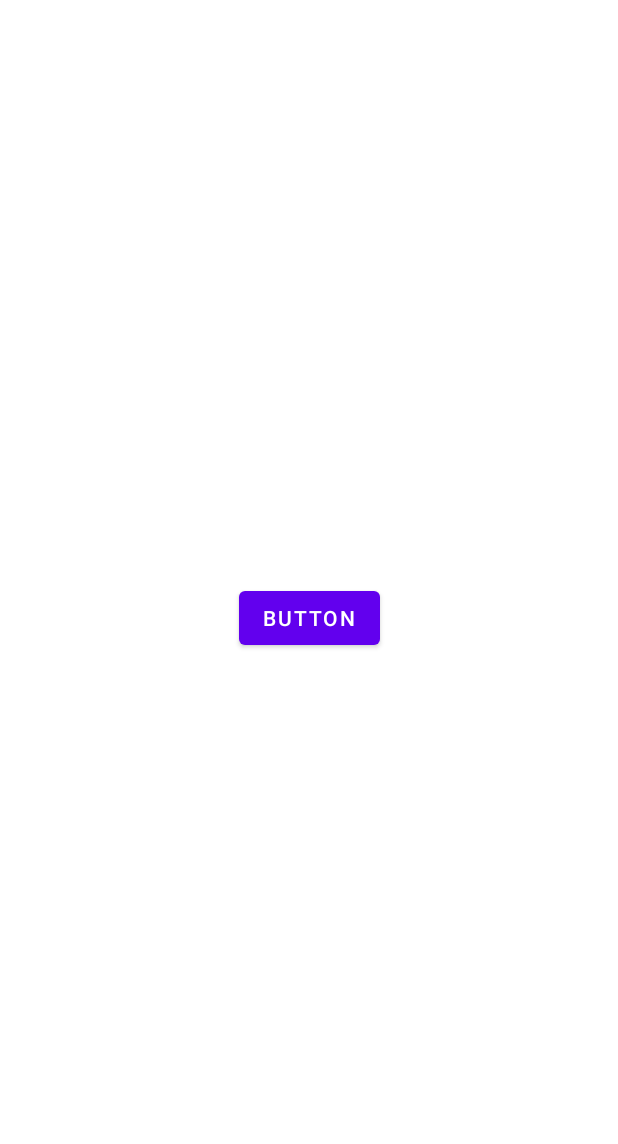
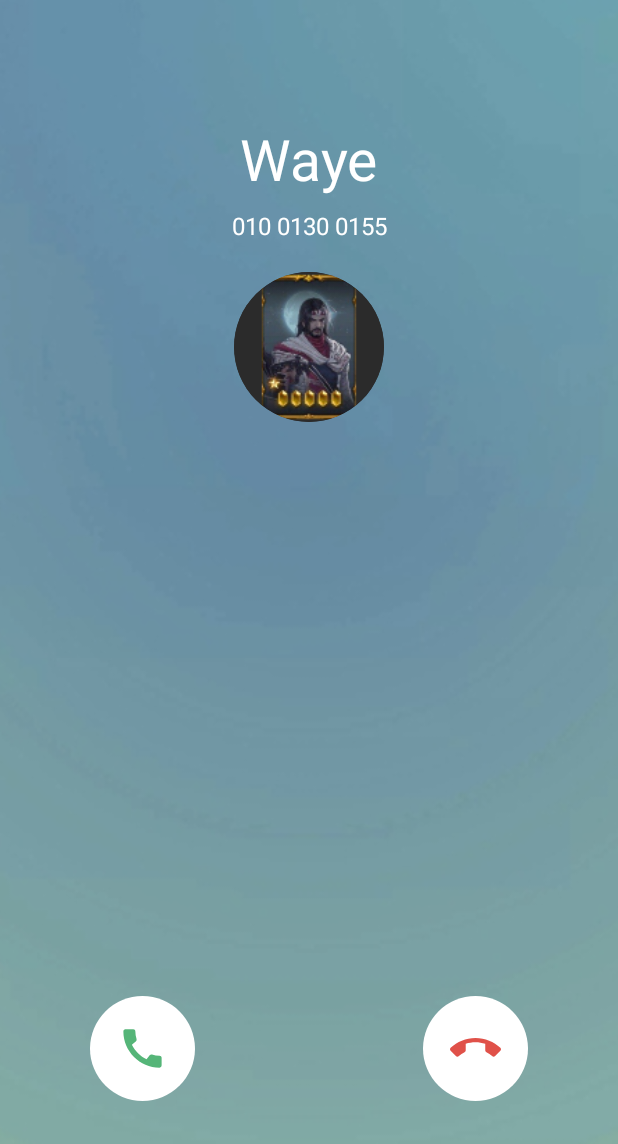
Before and after one commit to DevJaewoo/its-my-waye, an Android app: the FullscreenAlarmActivity screen opened directly, with no data from a screen before it, on a phone screen of 412 x 824 dp. Shown: the top 1144 px of the screen. Run offline under Robolectric (Android 15) with nearby library versions, the phone set to English and light mode, and no system bars.

Commit message:
전체화면 알람 UI 구현

```diff
--- a/app/src/main/java/com/devjaewoo/itsmywaye/FullscreenAlarmActivity.kt
+++ b/app/src/main/java/com/devjaewoo/itsmywaye/FullscreenAlarmActivity.kt
@@ -24,7 +24,13 @@ class FullscreenAlarmActivity : AppCompatActivity() {
             setTurnScreenOn(true)
         }
 
-        binding.button.setOnClickListener {
+        binding.ivLogo.clipToOutline = true
+
+        binding.ibCallOk.setOnClickListener {
+            finish()
+        }
+
+        binding.ibCallCancel.setOnClickListener {
             finish()
         }
 
--- /dev/null
+++ b/app/src/main/res/drawable/circle.xml
@@ -0,0 +1,8 @@
+<?xml version="1.0" encoding="utf-8"?>
+<selector xmlns:android="http://schemas.android.com/apk/res/android">
+    <item>
+        <shape android:shape="oval">
+            <solid android:color="@color/white"/>
+        </shape>
+    </item>
+</selector>
--- /dev/null
+++ b/app/src/main/res/drawable/ic_baseline_call_24.xml
@@ -0,0 +1,5 @@
+<vector android:height="24dp" android:tint="#000000"
+    android:viewportHeight="24" android:viewportWidth="24"
+    android:width="24dp" xmlns:android="http://schemas.android.com/apk/res/android">
+    <path android:fillColor="@android:color/white" android:pathData="M20.01,15.38c-1.23,0 -2.42,-0.2 -3.53,-0.56 -0.35,-0.12 -0.74,-0.03 -1.01,0.24l-1.57,1.97c-2.83,-1.35 -5.48,-3.9 -6.89,-6.83l1.95,-1.66c0.27,-0.28 0.35,-0.67 0.24,-1.02 -0.37,-1.11 -0.56,-2.3 -0.56,-3.53 0,-0.54 -0.45,-0.99 -0.99,-0.99H4.19C3.65,3 3,3.24 3,3.99 3,13.28 10.73,21 20.01,21c0.71,0 0.99,-0.63 0.99,-1.18v-3.45c0,-0.54 -0.45,-0.99 -0.99,-0.99z"/>
+</vector>
--- /dev/null
+++ b/app/src/main/res/drawable/ic_baseline_call_end_24.xml
@@ -0,0 +1,5 @@
+<vector android:height="24dp" android:tint="#000000"
+    android:viewportHeight="24" android:viewportWidth="24"
+    android:width="24dp" xmlns:android="http://schemas.android.com/apk/res/android">
+    <path android:fillColor="@android:color/white" android:pathData="M12,9c-1.6,0 -3.15,0.25 -4.6,0.72v3.1c0,0.39 -0.23,0.74 -0.56,0.9 -0.98,0.49 -1.87,1.12 -2.66,1.85 -0.18,0.18 -0.43,0.28 -0.7,0.28 -0.28,0 -0.53,-0.11 -0.71,-0.29L0.29,13.08c-0.18,-0.17 -0.29,-0.42 -0.29,-0.7 0,-0.28 0.11,-0.53 0.29,-0.71C3.34,8.78 7.46,7 12,7s8.66,1.78 11.71,4.67c0.18,0.18 0.29,0.43 0.29,0.71 0,0.28 -0.11,0.53 -0.29,0.71l-2.48,2.48c-0.18,0.18 -0.43,0.29 -0.71,0.29 -0.27,0 -0.52,-0.11 -0.7,-0.28 -0.79,-0.74 -1.69,-1.36 -2.67,-1.85 -0.33,-0.16 -0.56,-0.5 -0.56,-0.9v-3.1C15.15,9.25 13.6,9 12,9z"/>
+</vector>
--- a/app/src/main/res/layout/activity_fullscreen_alarm.xml
+++ b/app/src/main/res/layout/activity_fullscreen_alarm.xml
@@ -4,15 +4,78 @@
     xmlns:tools="http://schemas.android.com/tools"
     android:layout_width="match_parent"
     android:layout_height="match_parent"
+    android:background="@drawable/image_call_background"
     tools:context=".FullscreenAlarmActivity">
 
-    <Button
-        android:id="@+id/button"
+    <TextView
+        android:id="@+id/tv_item_name"
         android:layout_width="wrap_content"
         android:layout_height="wrap_content"
-        android:text="Button"
-        app:layout_constraintBottom_toBottomOf="parent"
+        android:layout_marginTop="80dp"
+        android:text="Waye"
+        android:textColor="@color/white"
+        android:textSize="38sp"
         app:layout_constraintEnd_toEndOf="parent"
         app:layout_constraintStart_toStartOf="parent"
         app:layout_constraintTop_toTopOf="parent" />
+
+    <TextView
+        android:id="@+id/tv_item_number"
+        android:layout_width="wrap_content"
+        android:layout_height="wrap_content"
+        android:layout_marginTop="8dp"
+        android:text="010 0130 0155"
+        android:textColor="@color/white"
+        android:textSize="16sp"
+        app:layout_constraintEnd_toEndOf="parent"
+        app:layout_constraintHorizontal_bias="0.501"
+        app:layout_constraintStart_toStartOf="parent"
+        app:layout_constraintTop_toBottomOf="@+id/tv_item_name" />
+
+    <ImageView
+        android:id="@+id/iv_logo"
+        android:layout_width="100dp"
+        android:layout_height="100dp"
+        android:layout_marginTop="20dp"
+        android:background="@drawable/circle"
+        android:backgroundTint="@color/lostark_gray"
+        android:contentDescription="@string/imageView_contentDescription"
+        android:scaleType="centerCrop"
+        app:layout_constraintEnd_toEndOf="parent"
+        app:layout_constraintStart_toStartOf="parent"
+        app:layout_constraintTop_toBottomOf="@+id/tv_item_number"
+        app:srcCompat="@mipmap/ic_launcher_icon"
+        tools:ignore="ImageContrastCheck" />
+
+    <ImageButton
+        android:id="@+id/ib_call_ok"
+        android:layout_width="70dp"
+        android:layout_height="70dp"
+        android:layout_marginStart="60dp"
+        android:layout_marginBottom="90dp"
+        android:background="@drawable/circle"
+        android:padding="18dp"
+        android:scaleType="centerCrop"
+        app:layout_constraintBottom_toBottomOf="parent"
+        app:layout_constraintStart_toStartOf="parent"
+        app:srcCompat="@drawable/ic_baseline_call_24"
+        app:tint="#55B578"
+        tools:ignore="SpeakableTextPresentCheck"
+        android:contentDescription="@string/imageView_contentDescription" />
+
+    <ImageButton
+        android:id="@+id/ib_call_cancel"
+        android:layout_width="70dp"
+        android:layout_height="70dp"
+        android:layout_marginEnd="60dp"
+        android:layout_marginBottom="90dp"
+        android:background="@drawable/circle"
+        android:padding="18dp"
+        android:scaleType="centerCrop"
+        app:layout_constraintBottom_toBottomOf="parent"
+        app:layout_constraintEnd_toEndOf="parent"
+        app:srcCompat="@drawable/ic_baseline_call_end_24"
+        app:tint="#E05149"
+        tools:ignore="SpeakableTextPresentCheck"
+        android:contentDescription="@string/imageView_contentDescription" />
 </androidx.constraintlayout.widget.ConstraintLayout>
```
Also changed, not shown: app/src/main/res/drawable/image_call_background.PNG (added).
